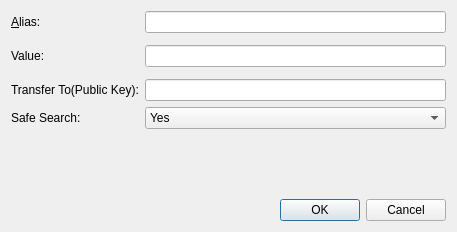
Before: the Qt Designer form src/qt/forms/editaliasdialog.ui in willyko/syscoin2, drawn with Qt 5.
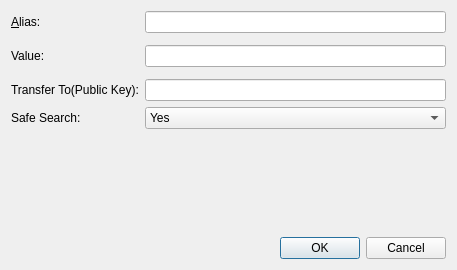
After: the same form once the commit is applied. Custom widgets are drawn as their Qt base class.

Patch:
```diff
--- a/src/qt/forms/editaliasdialog.ui
+++ b/src/qt/forms/editaliasdialog.ui
@@ -7,7 +7,7 @@
     <x>0</x>
     <y>0</y>
     <width>457</width>
-    <height>232</height>
+    <height>270</height>
    </rect>
   </property>
   <property name="windowTitle">
@@ -107,19 +107,6 @@
        </property>
       </widget>
      </item>
-     <item row="7" column="1">
-      <spacer name="verticalSpacer">
-       <property name="orientation">
-        <enum>Qt::Vertical</enum>
-       </property>
-       <property name="sizeHint" stdset="0">
-        <size>
-         <width>20</width>
-         <height>40</height>
-        </size>
-       </property>
-      </spacer>
-     </item>
     </layout>
    </item>
    <item>
```
Left out of the diff: 26 changed lines with no effect on the pictures.
